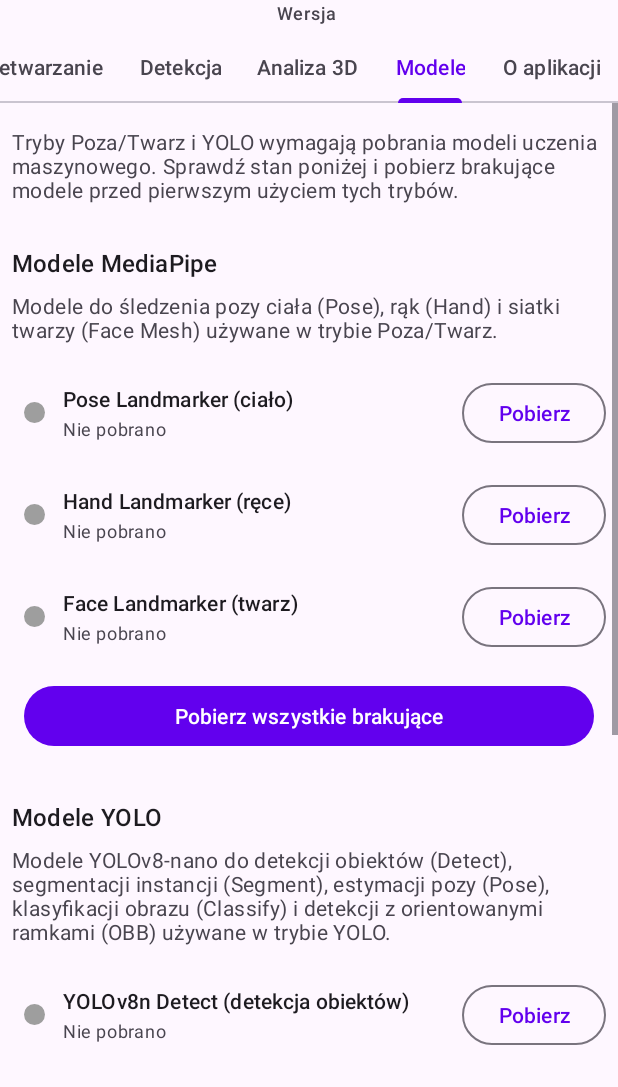
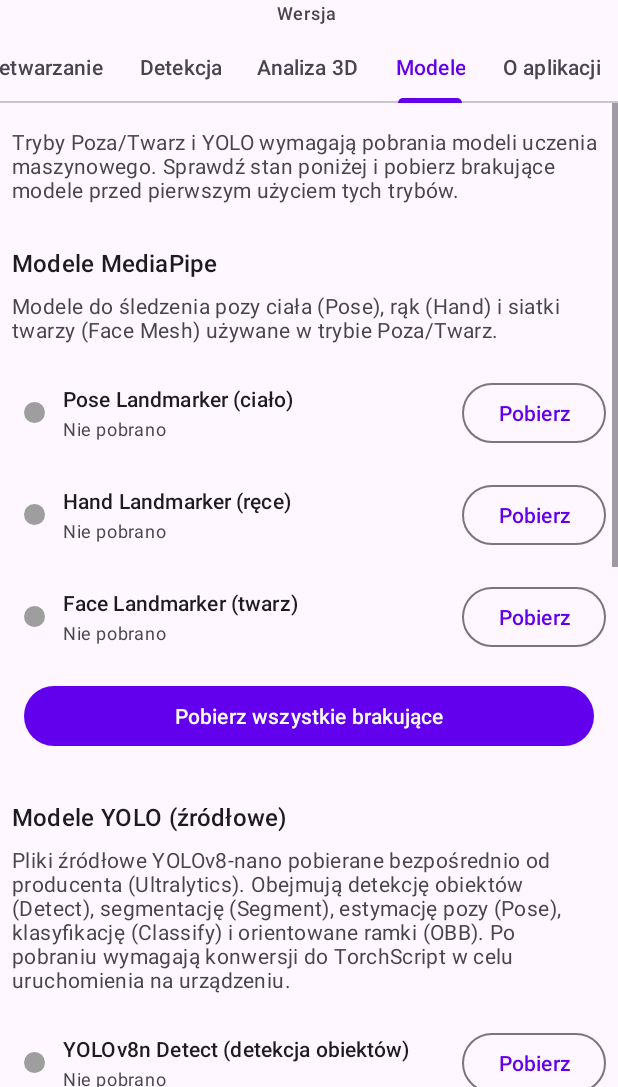
Before and after one commit to MatPomGit/mobile-vis, an Android app: the screen it shows after launch (MenuActivity), tab 4 chosen, on a phone screen of 412 x 824 dp, the part 149-1236 px from its top. Run offline under Robolectric (Android 15) with nearby library versions, the phone set to English and light mode, and no system bars; pictures from the network do not load.

Commit message:
Add download progress bar, Models tab suggestion, fix YOLO downloads, add RTMDet section
Agent-Logs-Url: https://github.com/MatPomGit/mobile-vis/sessions/15cf26d9-596b-46c4-a03a-cb2295d75581

Co-authored-by: MatPomGit <33669232+MatPomGit@users.noreply.github.com>

```diff
--- a/android/app/src/main/java/pl/edu/mobilecv/MenuActivity.kt
+++ b/android/app/src/main/java/pl/edu/mobilecv/MenuActivity.kt
@@ -5,6 +5,7 @@ import android.content.res.ColorStateList
 import android.os.Bundle
 import android.view.View
 import android.widget.LinearLayout
+import android.widget.ProgressBar
 import android.widget.TextView
 import android.widget.Toast
 import androidx.appcompat.app.AlertDialog
@@ -49,6 +50,9 @@ class MenuActivity : AppCompatActivity() {
         private const val BUTTON_MARGIN_MULTIPLIER = 8
     }
 
+    /** Groups of downloadable models shown in the Models tab. */
+    private enum class ModelGroup { MEDIAPIPE, YOLO, RTMDET }
+
     private lateinit var binding: ActivityMenuBinding
 
     /** Single-thread executor used for background model downloads. Lazily created on first use. */
@@ -59,7 +63,8 @@ class MenuActivity : AppCompatActivity() {
         val dotView: View,
         val textModelSize: TextView,
         val btnAction: MaterialButton,
-        val isYolo: Boolean,
+        val progressBar: ProgressBar,
+        val group: ModelGroup,
     )
 
     /** Keyed by model filename (e.g. [MediaPipeProcessor.MODEL_POSE]). */
@@ -152,6 +157,7 @@ class MenuActivity : AppCompatActivity() {
         buildModelsTab()
         buildAboutContent()
         setupMenuTabs()
+        suggestModelsTabIfNeeded()
     }
 
     override fun onDestroy() {
@@ -297,7 +303,7 @@ class MenuActivity : AppCompatActivity() {
     // "Modele" tab
     // ------------------------------------------------------------------
 
-    /** Builds the Models tab with MediaPipe and YOLO model status rows. */
+    /** Builds the Models tab with MediaPipe, YOLO and RTMDet model status rows. */
     private fun buildModelsTab() {
         val container = binding.modelsContainer
 
@@ -307,48 +313,57 @@ class MenuActivity : AppCompatActivity() {
         addSectionHeader(container, getString(R.string.models_mediapipe_title))
         addGroupDescription(container, getString(R.string.models_mediapipe_description))
 
-        addModelRow(container, MediaPipeProcessor.MODEL_POSE,  getString(R.string.model_name_pose_landmarker),  isYolo = false)
-        addModelRow(container, MediaPipeProcessor.MODEL_HAND,  getString(R.string.model_name_hand_landmarker),  isYolo = false)
-        addModelRow(container, MediaPipeProcessor.MODEL_FACE,  getString(R.string.model_name_face_landmarker),  isYolo = false)
-        addDownloadAllButton(container, isYolo = false)
+        addModelRow(container, MediaPipeProcessor.MODEL_POSE,  getString(R.string.model_name_pose_landmarker),  ModelGroup.MEDIAPIPE)
+        addModelRow(container, MediaPipeProcessor.MODEL_HAND,  getString(R.string.model_name_hand_landmarker),  ModelGroup.MEDIAPIPE)
+        addModelRow(container, MediaPipeProcessor.MODEL_FACE,  getString(R.string.model_name_face_landmarker),  ModelGroup.MEDIAPIPE)
+        addDownloadAllButton(container, ModelGroup.MEDIAPIPE)
 
-        // YOLO section
+        // YOLO section -- rows keyed by the *.pt source-model filenames from YOLO_MODEL_URLS
         addSectionHeader(container, getString(R.string.models_yolo_title))
         addGroupDescription(container, getString(R.string.models_yolo_description))
 
-        addModelRow(container, YoloProcessor.MODEL_DETECT,   getString(R.string.model_name_yolo_detect),   isYolo = true)
-        addModelRow(container, YoloProcessor.MODEL_SEGMENT,  getString(R.string.model_name_yolo_segment),  isYolo = true)
-        addModelRow(container, YoloProcessor.MODEL_POSE,     getString(R.string.model_name_yolo_pose),     isYolo = true)
-        addModelRow(container, YoloProcessor.MODEL_CLASSIFY, getString(R.string.model_name_yolo_classify), isYolo = true)
-        addModelRow(container, YoloProcessor.MODEL_OBB,      getString(R.string.model_name_yolo_obb),      isYolo = true)
-        addDownloadAllButton(container, isYolo = true)
+        addModelRow(container, "yolov8n.pt",       getString(R.string.model_name_yolo_detect),   ModelGroup.YOLO)
+        addModelRow(container, "yolov8n-seg.pt",   getString(R.string.model_name_yolo_segment),  ModelGroup.YOLO)
+        addModelRow(container, "yolov8n-pose.pt",  getString(R.string.model_name_yolo_pose),     ModelGroup.YOLO)
+        addModelRow(container, "yolov8n-cls.pt",   getString(R.string.model_name_yolo_classify), ModelGroup.YOLO)
+        addModelRow(container, "yolov8n-obb.pt",   getString(R.string.model_name_yolo_obb),      ModelGroup.YOLO)
+        addDownloadAllButton(container, ModelGroup.YOLO)
+
+        // RTMDet section
+        addSectionHeader(container, getString(R.string.models_rtmdet_title))
+        addGroupDescription(container, getString(R.string.models_rtmdet_description))
+
+        addModelRow(container, RtmDetProcessor.MODEL_DETECT,   getString(R.string.model_name_rtmdet_detect),   ModelGroup.RTMDET)
+        addModelRow(container, RtmDetProcessor.MODEL_ROTATED,  getString(R.string.model_name_rtmdet_rotated),  ModelGroup.RTMDET)
+        addDownloadAllButton(container, ModelGroup.RTMDET)
     }
 
     /**
      * Inflates an [R.layout.item_model_status] row and appends it to [container].
      * Stores references to its views in [modelStatusViews] for later status updates.
      */
-    private fun addModelRow(container: LinearLayout, filename: String, displayName: String, isYolo: Boolean) {
+    private fun addModelRow(container: LinearLayout, filename: String, displayName: String, group: ModelGroup) {
         val row = layoutInflater.inflate(R.layout.item_model_status, container, false)
         val dotView    = row.findViewById<View>(R.id.viewModelStatusDot)
         val textName   = row.findViewById<TextView>(R.id.textModelName)
         val textSize   = row.findViewById<TextView>(R.id.textModelSize)
         val btnAction  = row.findViewById<MaterialButton>(R.id.btnModelAction)
+        val progressBar = row.findViewById<ProgressBar>(R.id.progressBarModelDownload)
 
         textName.text = displayName
-        modelStatusViews[filename] = ModelStatusViews(dotView, textSize, btnAction, isYolo)
+        modelStatusViews[filename] = ModelStatusViews(dotView, textSize, btnAction, progressBar, group)
 
-        btnAction.setOnClickListener { downloadSingleModel(filename, isYolo) }
+        btnAction.setOnClickListener { downloadSingleModel(filename, group) }
         container.addView(row)
-        updateModelRowUi(filename, isYolo)
+        updateModelRowUi(filename, group)
     }
 
     /**
      * Adds a "Download all missing" [MaterialButton] at the bottom of the current section.
      *
-     * @param isYolo ``true`` for the YOLO section, ``false`` for the MediaPipe section.
+     * @param group Model group whose missing files this button should download.
      */
-    private fun addDownloadAllButton(container: LinearLayout, isYolo: Boolean) {
+    private fun addDownloadAllButton(container: LinearLayout, group: ModelGroup) {
         val margin = resources.getDimensionPixelSize(R.dimen.group_stroke_width) * BUTTON_MARGIN_MULTIPLIER
         val btn = MaterialButton(this).apply {
             text = getString(R.string.model_download_all)
@@ -356,7 +371,7 @@ class MenuActivity : AppCompatActivity() {
                 LinearLayout.LayoutParams.MATCH_PARENT,
                 LinearLayout.LayoutParams.WRAP_CONTENT
             ).also { it.setMargins(margin, margin / 2, margin, margin) }
-            setOnClickListener { downloadAllModels(isYolo) }
+            setOnClickListener { downloadAllModels(group) }
         }
         container.addView(btn)
     }
@@ -366,9 +381,12 @@ class MenuActivity : AppCompatActivity() {
      *
      * Reads the model's file from disk (fast local I/O) and reflects the result in the UI.
      */
-    private fun updateModelRowUi(filename: String, isYolo: Boolean) {
-        val path = if (isYolo) ModelDownloadManager.getYoloModelPath(this, filename)
-                   else        ModelDownloadManager.getModelPath(this, filename)
+    private fun updateModelRowUi(filename: String, group: ModelGroup) {
+        val path = when (group) {
+            ModelGroup.YOLO    -> ModelDownloadManager.getYoloModelPath(this, filename)
+            ModelGroup.RTMDET  -> ModelDownloadManager.getRtmDetModelPath(this, filename)
+            ModelGroup.MEDIAPIPE -> ModelDownloadManager.getModelPath(this, filename)
+        }
         val views = modelStatusViews[filename] ?: return
 
         if (path != null) {
@@ -394,29 +412,39 @@ class MenuActivity : AppCompatActivity() {
     /** Refreshes all model status rows; called whenever the Models tab is selected. */
     private fun refreshModelStatus() {
         modelStatusViews.entries.forEach { (filename, views) ->
-            updateModelRowUi(filename, views.isYolo)
+            updateModelRowUi(filename, views.group)
         }
     }
 
     /**
      * Downloads a single model on the background thread and updates its row on completion.
+     * Shows an indeterminate progress bar in the row while the download is in progress.
      *
      * @param filename Model filename key, e.g. [MediaPipeProcessor.MODEL_POSE].
-     * @param isYolo   ``true`` if the model belongs to the YOLO group.
+     * @param group    Model group this file belongs to.
      */
-    private fun downloadSingleModel(filename: String, isYolo: Boolean) {
+    private fun downloadSingleModel(filename: String, group: ModelGroup) {
         val views = modelStatusViews[filename] ?: return
-        val url   = if (isYolo) ModelDownloadManager.YOLO_MODEL_URLS[filename]
-                    else        ModelDownloadManager.MODEL_URLS[filename]
+        val url = when (group) {
+            ModelGroup.YOLO    -> ModelDownloadManager.YOLO_MODEL_URLS[filename]
+            ModelGroup.RTMDET  -> ModelDownloadManager.RTMDET_MODEL_URLS[filename]
+            ModelGroup.MEDIAPIPE -> ModelDownloadManager.MODEL_URLS[filename]
+        }
         if (url == null) return
 
         views.btnAction.isEnabled = false
         views.btnAction.text      = getString(R.string.model_btn_downloading)
+        views.progressBar.visibility = View.VISIBLE
 
         downloadExecutor.execute {
-            val success = ModelDownloadManager.downloadModel(this, filename, url)
+            val success = when (group) {
+                ModelGroup.YOLO    -> ModelDownloadManager.downloadYoloModel(this, filename, url)
+                ModelGroup.RTMDET  -> ModelDownloadManager.downloadRtmDetModel(this, filename, url)
+                ModelGroup.MEDIAPIPE -> ModelDownloadManager.downloadModel(this, filename, url)
+            }
             runOnUiThread {
-                updateModelRowUi(filename, isYolo)
+                views.progressBar.visibility = View.GONE
+                updateModelRowUi(filename, group)
                 val msgRes = if (success) R.string.model_download_success else R.string.model_download_failed
                 Toast.makeText(this, getString(msgRes, filename), Toast.LENGTH_SHORT).show()
                 if (!success) {
@@ -428,19 +456,40 @@ class MenuActivity : AppCompatActivity() {
     }
 
     /**
-     * Downloads all missing models for a group (MediaPipe or YOLO) in the background.
+     * Downloads all missing models for a group (MediaPipe, YOLO or RTMDet) in the background.
+     * Shows indeterminate progress bars for all missing rows while the download runs.
      *
-     * @param isYolo ``true`` to download all missing YOLO models,
-     *               ``false`` to download all missing MediaPipe models.
+     * @param group Model group to download.
      */
-    private fun downloadAllModels(isYolo: Boolean) {
+    private fun downloadAllModels(group: ModelGroup) {
+        val groupFilenames = modelStatusViews.entries
+            .filter { it.value.group == group }
+            .map { it.key }
+
+        groupFilenames.forEach { filename ->
+            val views = modelStatusViews[filename] ?: return@forEach
+            val alreadyPresent = when (group) {
+                ModelGroup.YOLO    -> ModelDownloadManager.getYoloModelPath(this, filename) != null
+                ModelGroup.RTMDET  -> ModelDownloadManager.getRtmDetModelPath(this, filename) != null
+                ModelGroup.MEDIAPIPE -> ModelDownloadManager.getModelPath(this, filename) != null
+            }
+            if (!alreadyPresent) {
+                views.progressBar.visibility = View.VISIBLE
+                views.btnAction.isEnabled = false
+                views.btnAction.text = getString(R.string.model_btn_downloading)
+            }
+        }
+
         downloadExecutor.execute {
-            val success = if (isYolo) {
-                ModelDownloadManager.downloadMissingYoloModels(this)
-            } else {
-                ModelDownloadManager.downloadMissingModels(this)
+            val success = when (group) {
+                ModelGroup.YOLO    -> ModelDownloadManager.downloadMissingYoloModels(this)
+                ModelGroup.RTMDET  -> ModelDownloadManager.downloadMissingRtmDetModels(this)
+                ModelGroup.MEDIAPIPE -> ModelDownloadManager.downloadMissingModels(this)
             }
             runOnUiThread {
+                groupFilenames.forEach { filename ->
+                    modelStatusViews[filename]?.progressBar?.visibility = View.GONE
+                }
                 refreshModelStatus()
                 val msgRes = if (success) R.string.model_download_all_success
                              else         R.string.model_download_all_failed
@@ -452,6 +501,31 @@ class MenuActivity : AppCompatActivity() {
     // ------------------------------------------------------------------
     // "O aplikacji" tab
     // ------------------------------------------------------------------
+
+    /**
+     * Shows a one-time suggestion dialog at startup when any downloadable model is absent.
+     * Tapping the positive button navigates directly to the Models tab.
+     */
+    private fun suggestModelsTabIfNeeded() {
+        val mediapipeMissing = !ModelDownloadManager.areAllModelsReady(this)
+        val yoloMissing = ModelDownloadManager.YOLO_MODEL_URLS.keys.any {
+            ModelDownloadManager.getYoloModelPath(this, it) == null
+        }
+        val rtmdetMissing = !ModelDownloadManager.areRtmDetModelsReady(this)
+
+        if (!mediapipeMissing && !yoloMissing && !rtmdetMissing) return
+
+        AlertDialog.Builder(this)
+            .setTitle(R.string.models_missing_title)
+            .setMessage(R.string.models_missing_message)
+            .setPositiveButton(R.string.models_go_to_tab) { _, _ ->
+                binding.tabLayoutMenu.getTabAt(TAB_MODELS)?.select()
+                updateTabVisibility(TAB_MODELS)
+                refreshModelStatus()
+            }
+            .setNegativeButton(R.string.models_later, null)
+            .show()
+    }
 
     /**
      * Populates the About tab with a general app description card followed by
--- a/android/app/src/main/res/layout/item_model_status.xml
+++ b/android/app/src/main/res/layout/item_model_status.xml
@@ -2,9 +2,16 @@
 <!--
     item_model_status.xml
     A single row in the Models tab of the main menu.
-    Shows the model name, download status and a download/downloaded action button.
+    Shows the model name, download status, a download/downloaded action button,
+    and an indeterminate progress bar that appears while the model is downloading.
 -->
 <LinearLayout xmlns:android="http://schemas.android.com/apk/res/android"
+    xmlns:app="http://schemas.android.com/apk/res-auto"
+    android:layout_width="match_parent"
+    android:layout_height="wrap_content"
+    android:orientation="vertical">
+
+    <LinearLayout
         android:layout_width="match_parent"
         android:layout_height="wrap_content"
         android:orientation="horizontal"
@@ -54,3 +61,17 @@
             android:text="@string/model_btn_download" />
 
     </LinearLayout>
+
+    <!-- Indeterminate progress bar shown while the model file is downloading -->
+    <com.google.android.material.progressindicator.LinearProgressIndicator
+        android:id="@+id/progressBarModelDownload"
+        android:layout_width="match_parent"
+        android:layout_height="wrap_content"
+        android:layout_marginStart="16dp"
+        android:layout_marginEnd="8dp"
+        android:layout_marginBottom="4dp"
+        android:indeterminate="true"
+        android:visibility="gone"
+        app:trackCornerRadius="2dp" />
+
+</LinearLayout>
--- a/android/app/src/main/res/values/strings.xml
+++ b/android/app/src/main/res/values/strings.xml
@@ -226,8 +226,10 @@
     <string name="models_tab_description">Tryby Poza/Twarz i YOLO wymagają pobrania modeli uczenia maszynowego. Sprawdź stan poniżej i pobierz brakujące modele przed pierwszym użyciem tych trybów.</string>
     <string name="models_mediapipe_title">Modele MediaPipe</string>
     <string name="models_mediapipe_description">Modele do śledzenia pozy ciała (Pose), rąk (Hand) i siatki twarzy (Face Mesh) używane w trybie Poza/Twarz.</string>
-    <string name="models_yolo_title">Modele YOLO</string>
-    <string name="models_yolo_description">Modele YOLOv8-nano do detekcji obiektów (Detect), segmentacji instancji (Segment), estymacji pozy (Pose), klasyfikacji obrazu (Classify) i detekcji z orientowanymi ramkami (OBB) używane w trybie YOLO.</string>
+    <string name="models_yolo_title">Modele YOLO (źródłowe)</string>
+    <string name="models_yolo_description">Pliki źródłowe YOLOv8-nano pobierane bezpośrednio od producenta (Ultralytics). Obejmują detekcję obiektów (Detect), segmentację (Segment), estymację pozy (Pose), klasyfikację (Classify) i orientowane ramki (OBB). Po pobraniu wymagają konwersji do TorchScript w celu uruchomienia na urządzeniu.</string>
+    <string name="models_rtmdet_title">Modele RTMDet</string>
+    <string name="models_rtmdet_description">Modele RTMDet-nano w formacie ONNX do detekcji obiektów (Detect) i detekcji z obróconymi ramkami (Rotated) używane w trybie RTMDet.</string>
     <string name="model_name_pose_landmarker">Pose Landmarker (ciało)</string>
     <string name="model_name_hand_landmarker">Hand Landmarker (ręce)</string>
     <string name="model_name_face_landmarker">Face Landmarker (twarz)</string>
@@ -236,6 +238,8 @@
     <string name="model_name_yolo_pose">YOLOv8n Pose (estymacja pozy)</string>
     <string name="model_name_yolo_classify">YOLOv8n Classify (klasyfikacja ImageNet-1000)</string>
     <string name="model_name_yolo_obb">YOLOv8n OBB (orientowane ramki, DOTAv1)</string>
+    <string name="model_name_rtmdet_detect">RTMDet-nano Detect (detekcja obiektów COCO)</string>
+    <string name="model_name_rtmdet_rotated">RTMDet-nano Rotated (orientowane ramki)</string>
     <string name="model_status_available">Pobrano • %1$s</string>
     <string name="model_status_missing">Nie pobrano</string>
     <string name="model_btn_download">Pobierz</string>
@@ -246,6 +250,12 @@
     <string name="model_download_failed" tools:keep="@string/model_download_failed">Błąd pobierania: %1$s</string>
     <string name="model_download_all_success" tools:keep="@string/model_download_all_success">Wszystkie modele pobrane pomyślnie</string>
     <string name="model_download_all_failed" tools:keep="@string/model_download_all_failed">Nie udało się pobrać wszystkich modeli</string>
+
+    <!-- Models-missing suggestion dialog (shown at startup when any model is absent) -->
+    <string name="models_missing_title">Brakujące modele</string>
+    <string name="models_missing_message">Niektóre modele AI (MediaPipe, YOLO lub RTMDet) nie zostały jeszcze pobrane. Przejdź do zakładki „Modele", aby pobrać brakujące pliki przed pierwszym użyciem tych trybów.</string>
+    <string name="models_go_to_tab">Przejdź do Modele</string>
+    <string name="models_later">Później</string>
 
     <!-- Point cloud save -->
     <string name="save_point_cloud_description">Zapisz chmurę punktów do pliku</string>
```
Also changed, not shown: android/app/src/main/java/pl/edu/mobilecv/ModelDownloadManager.kt (+22 -0 lines). Lines whose indentation alone changed are shown as unchanged.
